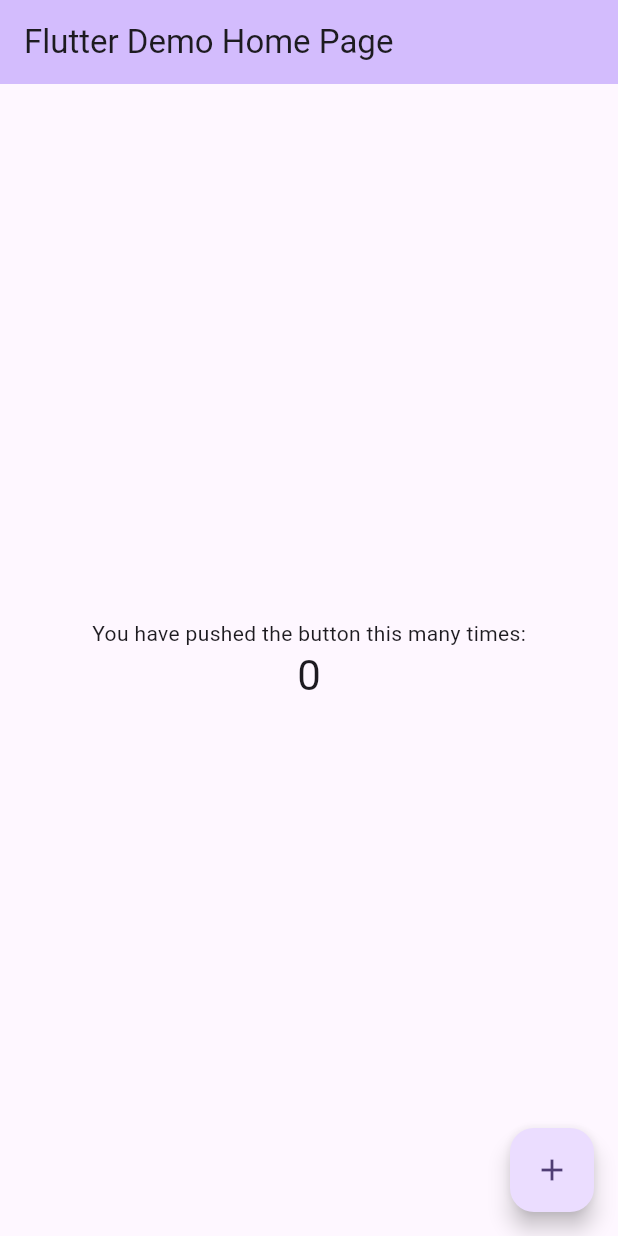
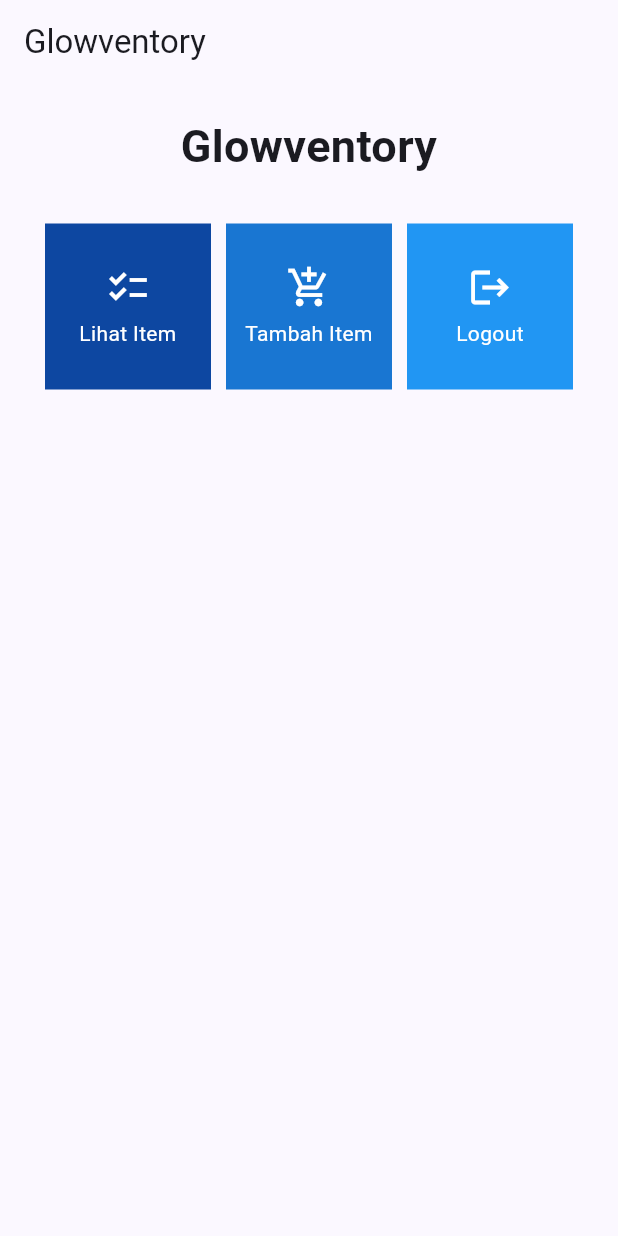
Before and after one commit to nabilazainina/glowventory-mobile, a Flutter app: the screen it shows after launch, on a phone screen of 412 x 824 dp. Run offline on Flutter 3.47's test engine with Material 2 defaults, Android fonts, the phone set to English and light mode, and no system bars.

Commit message:
Menyelesaikan Tugas 7

```diff
--- a/lib/main.dart
+++ b/lib/main.dart
@@ -1,4 +1,5 @@
 import 'package:flutter/material.dart';
+import 'package:glowventory/menu.dart';
 
 void main() {
   runApp(const MyApp());
@@ -28,98 +29,10 @@ class MyApp extends StatelessWidget {
         //
         // This works for code too, not just values: Most code changes can be
         // tested with just a hot reload.
-        colorScheme: ColorScheme.fromSeed(seedColor: Colors.deepPurple),
+        colorScheme: ColorScheme.fromSeed(seedColor: Colors.indigo),
         useMaterial3: true,
       ),
-      home: const MyHomePage(title: 'Flutter Demo Home Page'),
+      home: MyHomePage(),
     );
   }
 }
-
-class MyHomePage extends StatefulWidget {
-  const MyHomePage({super.key, required this.title});
-
-  // This widget is the home page of your application. It is stateful, meaning
-  // that it has a State object (defined below) that contains fields that affect
-  // how it looks.
-
-  // This class is the configuration for the state. It holds the values (in this
-  // case the title) provided by the parent (in this case the App widget) and
-  // used by the build method of the State. Fields in a Widget subclass are
-  // always marked "final".
-
-  final String title;
-
-  @override
-  State<MyHomePage> createState() => _MyHomePageState();
-}
-
-class _MyHomePageState extends State<MyHomePage> {
-  int _counter = 0;
-
-  void _incrementCounter() {
-    setState(() {
-      // This call to setState tells the Flutter framework that something has
-      // changed in this State, which causes it to rerun the build method below
-      // so that the display can reflect the updated values. If we changed
-      // _counter without calling setState(), then the build method would not be
-      // called again, and so nothing would appear to happen.
-      _counter++;
-    });
-  }
-
-  @override
-  Widget build(BuildContext context) {
-    // This method is rerun every time setState is called, for instance as done
-    // by the _incrementCounter method above.
-    //
-    // The Flutter framework has been optimized to make rerunning build methods
-    // fast, so that you can just rebuild anything that needs updating rather
-    // than having to individually change instances of widgets.
-    return Scaffold(
-      appBar: AppBar(
-        // TRY THIS: Try changing the color here to a specific color (to
-        // Colors.amber, perhaps?) and trigger a hot reload to see the AppBar
-        // change color while the other colors stay the same.
-        backgroundColor: Theme.of(context).colorScheme.inversePrimary,
-        // Here we take the value from the MyHomePage object that was created by
-        // the App.build method, and use it to set our appbar title.
-        title: Text(widget.title),
-      ),
-      body: Center(
-        // Center is a layout widget. It takes a single child and positions it
-        // in the middle of the parent.
-        child: Column(
-          // Column is also a layout widget. It takes a list of children and
-          // arranges them vertically. By default, it sizes itself to fit its
-          // children horizontally, and tries to be as tall as its parent.
-          //
-          // Column has various properties to control how it sizes itself and
-          // how it positions its children. Here we use mainAxisAlignment to
-          // center the children vertically; the main axis here is the vertical
-          // axis because Columns are vertical (the cross axis would be
-          // horizontal).
-          //
-          // TRY THIS: Invoke "debug painting" (choose the "Toggle Debug Paint"
-          // action in the IDE, or press "p" in the console), to see the
-          // wireframe for each widget.
-          mainAxisAlignment: MainAxisAlignment.center,
-          children: <Widget>[
-            const Text(
-              'You have pushed the button this many times:',
-            ),
-            Text(
-              '$_counter',
-              style: Theme.of(context).textTheme.headlineMedium,
-            ),
-          ],
-        ),
-      ),
-      floatingActionButton: FloatingActionButton(
-        onPressed: _incrementCounter,
-        tooltip: 'Increment',
-        child: const Icon(Icons.add),
-      ), // This trailing comma makes auto-formatting nicer for build methods.
-    );
-  }
-}
--- /dev/null
+++ b/lib/menu.dart
@@ -0,0 +1,103 @@
+import 'package:flutter/material.dart';
+
+class MyHomePage extends StatelessWidget {
+  MyHomePage({Key? key}) : super(key: key);
+
+  final List<ShopItem> items = [
+    ShopItem("Lihat Item", Icons.checklist, Colors.blue[900]!), // Warna biru tua
+    ShopItem("Tambah Item", Icons.add_shopping_cart, Colors.blue[700]!), // Warna biru sedang
+    ShopItem("Logout", Icons.logout, Colors.blue[500]!), // Warna biru muda
+  ];
+
+  @override
+  Widget build(BuildContext context) {
+    return Scaffold(
+      appBar: AppBar(
+        title: const Text(
+          'Glowventory',
+        ),
+      ),
+      body: SingleChildScrollView(
+        child: Padding(
+          padding: const EdgeInsets.all(10.0),
+          child: Column(
+            children: <Widget>[
+              const Padding(
+                padding: EdgeInsets.only(top: 10.0, bottom: 10.0),
+                child: Text(
+                  'Glowventory',
+                  textAlign: TextAlign.center,
+                  style: TextStyle(
+                    fontSize: 30,
+                    fontWeight: FontWeight.bold,
+                  ),
+                ),
+              ),
+              GridView.count(
+                primary: true,
+                padding: const EdgeInsets.all(20),
+                crossAxisSpacing: 10,
+                mainAxisSpacing: 10,
+                crossAxisCount: 3,
+                shrinkWrap: true,
+                children: items.map((ShopItem item) {
+                  return ShopCard(item);
+                }).toList(),
+              ),
+            ],
+          ),
+        ),
+      ),
+    );
+  }
+}
+
+class ShopItem {
+  final String name;
+  final IconData icon;
+  final Color color;
+
+  ShopItem(this.name, this.icon, this.color);
+}
+
+class ShopCard extends StatelessWidget {
+  final ShopItem item;
+
+  const ShopCard(this.item, {super.key});
+
+  @override
+  Widget build(BuildContext context) {
+    return Material(
+      color: item.color, // Menggunakan warna sesuai dengan item
+      child: InkWell(
+        onTap: () {
+          ScaffoldMessenger.of(context)
+            ..hideCurrentSnackBar()
+            ..showSnackBar(SnackBar(
+                content: Text("Kamu telah menekan tombol ${item.name}!")));
+        },
+        child: Container(
+          padding: const EdgeInsets.all(8),
+          child: Center(
+            child: Column(
+              mainAxisAlignment: MainAxisAlignment.center,
+              children: [
+                Icon(
+                  item.icon,
+                  color: Colors.white,
+                  size: 30.0,
+                ),
+                const Padding(padding: EdgeInsets.all(3)),
+                Text(
+                  item.name,
+                  textAlign: TextAlign.center,
+                  style: const TextStyle(color: Colors.white),
+                ),
+              ],
+            ),
+          ),
+        ),
+      ),
+    );
+  }
+}
```
Also changed, not shown: 1 other file.
